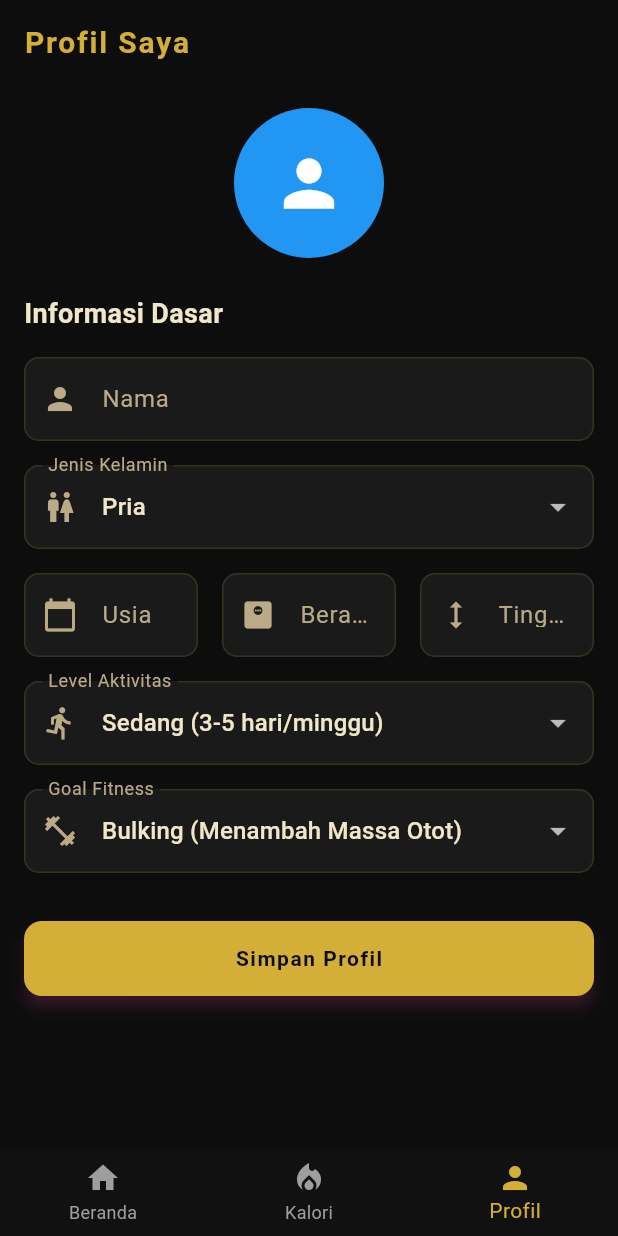
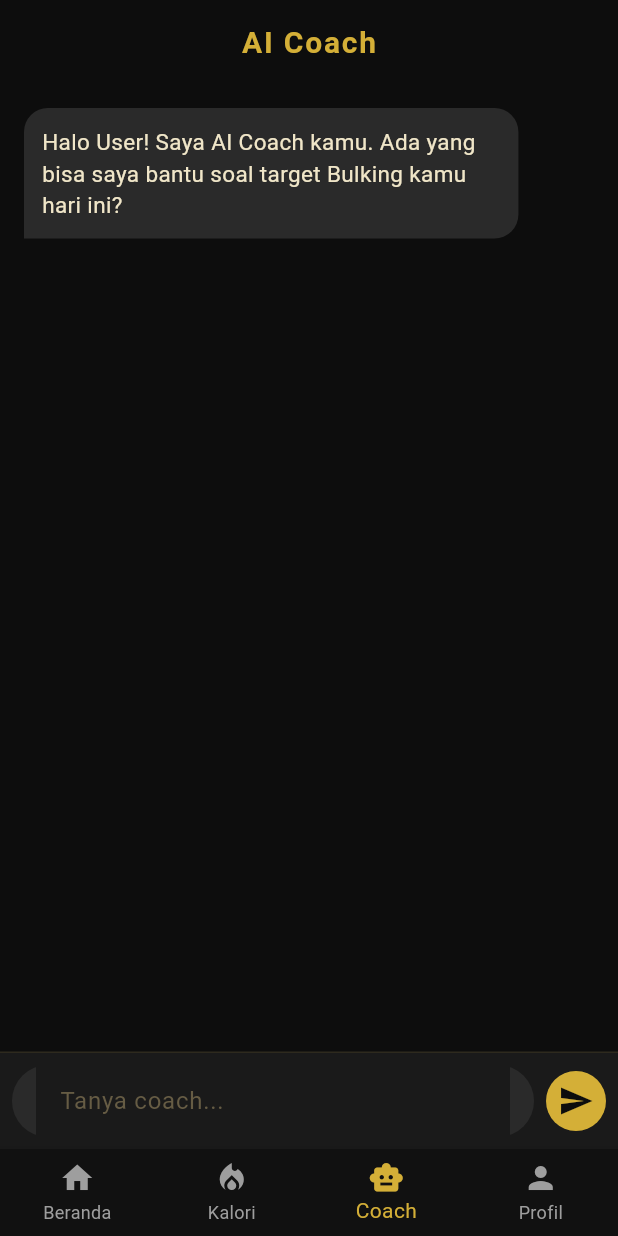
Before and after one commit to ariqhidayat17/healthy-kalori, a Flutter app: the screen it shows after launch, item 3 of the bottom bar chosen, on a phone screen of 412 x 824 dp. Run offline on Flutter 3.47's test engine with Material 3 defaults, Android fonts, the phone set to English and light mode, and no system bars; our stand-ins replace flutter_local_notifications, shared_preferences, sqflite, timezone; accounts and stored records are empty.

Commit message:
feat: implement AI Coach feature using Groq API and integrate into main navigation

```diff
--- /dev/null
+++ b/flutter_application_1/lib/screens/ai_coach_screen.dart
@@ -0,0 +1,189 @@
+import 'package:flutter/material.dart';
+import 'package:shared_preferences/shared_preferences.dart';
+import 'package:provider/provider.dart';
+import '../services/groq_service.dart';
+import '../models/calorie_provider.dart';
+
+class AiCoachScreen extends StatefulWidget {
+  const AiCoachScreen({super.key});
+
+  @override
+  State<AiCoachScreen> createState() => _AiCoachScreenState();
+}
+
+class _AiCoachScreenState extends State<AiCoachScreen> {
+  final TextEditingController _controller = TextEditingController();
+  final GroqService _groqService = GroqService();
+  final List<Map<String, String>> _messages = [];
+  bool _isLoading = false;
+
+  @override
+  void initState() {
+    super.initState();
+    _initSystemPrompt();
+  }
+
+  Future<void> _initSystemPrompt() async {
+    final prefs = await SharedPreferences.getInstance();
+    final name = prefs.getString('name') ?? 'User';
+    final age = prefs.getInt('age') ?? 0;
+    final weight = prefs.getDouble('weight') ?? 0.0;
+    final height = prefs.getDouble('height') ?? 0.0;
+    final gender = prefs.getString('gender') ?? 'Pria';
+    final activityLevel = prefs.getString('activity_level') ?? 'Sedang';
+    final goal = prefs.getString('goal') ?? 'Bulking';
+
+    // Provide general context to system (hidden from UI)
+    _messages.add({
+      "role": "system",
+      "content": "Kamu adalah AI Coach khusus binaraga (bodybuilding) profesional. "
+          "Nama user: $name, Umur: $age, Berat: $weight kg, Tinggi: $height cm, Gender: $gender, Target: $goal. "
+          "Berikan saran yang sangat spesifik, ilmiah, dan berikan porsi/saran otot dengan bahasa Indonesia yang asik, ramah profesional."
+    });
+
+    setState(() {
+      _messages.add({
+        "role": "assistant",
+        "content": "Halo $name! Saya AI Coach kamu. Ada yang bisa saya bantu soal target $goal kamu hari ini?",
+      });
+    });
+  }
+
+  void _sendMessage() async {
+    final text = _controller.text.trim();
+    if (text.isEmpty) return;
+
+    _controller.clear();
+
+    final calorieProvider = context.read<CalorieProvider>();
+    // Menambahkan konteks tambahan pada pesan pengguna ke AI (tersembunyi dari UI)
+    final promptWithStats = "$text\n(Konteks: Hari ini user sudah mengonsumsi ${calorieProvider.totalConsumedCalories} kkal, ${calorieProvider.totalConsumedProtein}g protein, ${calorieProvider.totalConsumedCarbs}g karbo, dan ${calorieProvider.totalConsumedFats}g lemak.)";
+
+    setState(() {
+      _messages.add({"role": "user", "content": text});
+      _isLoading = true;
+    });
+
+    // Salin pesan yang akan dikirim ke API
+    final apiMessages = List<Map<String, String>>.from(_messages);
+
+    // Ganti indeks terakhir (pesan user aslinya) dengan pesan + stats
+    apiMessages.removeLast();
+    apiMessages.add({"role": "user", "content": promptWithStats});
+
+    final response = await _groqService.getChatResponse(apiMessages);
+
+    setState(() {
+      // Hilangkan tag/notes dari bot di UI jika AI memberikannya secara sadar
+      _messages.add({"role": "assistant", "content": response});
+      _isLoading = false;
+    });
+  }
+
+  @override
+  Widget build(BuildContext context) {
+    // Sembunyikan prompt sistem agar tidak muncul di daftar obrolan
+    final displayMessages = _messages.where((m) => m['role'] != 'system').toList();
+
+    return Scaffold(
+      appBar: AppBar(
+        title: const Text('AI Coach'),
+        centerTitle: true,
+      ),
+      body: Column(
+        children: [
+          Expanded(
+            child: ListView.builder(
+              padding: const EdgeInsets.all(16.0),
+              itemCount: displayMessages.length,
+              itemBuilder: (context, index) {
+                final isUser = displayMessages[index]['role'] == 'user';
+                return _buildMessageBubble(displayMessages[index]['content']!, isUser);
+              },
+            ),
+          ),
+          if (_isLoading)
+             const Padding(
+               padding: EdgeInsets.all(8.0),
+               child: CircularProgressIndicator()
+             ),
+          _buildInputArea(),
+        ],
+      ),
+    );
+  }
+
+  Widget _buildMessageBubble(String content, bool isUser) {
+    return Align(
+      alignment: isUser ? Alignment.centerRight : Alignment.centerLeft,
+      child: Container(
+        margin: const EdgeInsets.only(bottom: 12),
+        padding: const EdgeInsets.all(12),
+        constraints: BoxConstraints(
+          maxWidth: MediaQuery.of(context).size.width * 0.8,
+        ),
+        decoration: BoxDecoration(
+          color: isUser ? const Color(0xFFD4AF37) : const Color(0xFF2A2A2A),
+          borderRadius: BorderRadius.only(
+            topLeft: const Radius.circular(16),
+            topRight: const Radius.circular(16),
+            bottomLeft: isUser ? const Radius.circular(16) : const Radius.circular(0),
+            bottomRight: isUser ? const Radius.circular(0) : const Radius.circular(16),
+          ),
+        ),
+        child: Text(
+          content,
+          style: TextStyle(
+            color: isUser ? const Color(0xFF0D0D0D) : const Color(0xFFF0E6C8),
+            fontSize: 15,
+          ),
+        ),
+      ),
+    );
+  }
+
+  Widget _buildInputArea() {
+    return Container(
+      padding: const EdgeInsets.symmetric(horizontal: 8.0, vertical: 8.0).copyWith(
+        bottom: MediaQuery.of(context).padding.bottom + 8.0,
+      ),
+      decoration: const BoxDecoration(
+        color: Color(0xFF1A1A1A),
+        border: Border(top: BorderSide(color: Color(0xFF2E2A1E), width: 1)),
+      ),
+      child: Row(
+        children: [
+          Expanded(
+            child: Container(
+              padding: const EdgeInsets.symmetric(horizontal: 16),
+              decoration: BoxDecoration(
+                color: const Color(0xFF2A2A2A),
+                borderRadius: BorderRadius.circular(24),
+              ),
+              child: TextField(
+                controller: _controller,
+                style: const TextStyle(color: Color(0xFFF0E6C8)),
+                decoration: const InputDecoration(
+                  hintText: 'Tanya coach...',
+                  hintStyle: TextStyle(color: Color(0xFF665C44)),
+                  border: InputBorder.none,
+                  enabledBorder: InputBorder.none,
+                  focusedBorder: InputBorder.none,
+                ),
+                onSubmitted: (_) => _sendMessage(),
+              ),
+            ),
+          ),
+          const SizedBox(width: 8),
+          CircleAvatar(
+            backgroundColor: const Color(0xFFD4AF37),
+            child: IconButton(
+              icon: const Icon(Icons.send, color: Color(0xFF0D0D0D)),
+              onPressed: _isLoading ? null : _sendMessage,
+            ),
+          ),
+        ],
+      ),
+    );
+  }
+}
--- a/flutter_application_1/lib/screens/main_screen.dart
+++ b/flutter_application_1/lib/screens/main_screen.dart
@@ -2,6 +2,7 @@ import 'package:flutter/material.dart';
 import 'home_screen.dart';
 import 'calorie_tracker_screen.dart';
 import 'profile_screen.dart';
+import 'ai_coach_screen.dart';
 
 class MainScreen extends StatefulWidget {
   final int initialIndex;
@@ -25,7 +26,8 @@ class _MainScreenState extends State<MainScreen> {
   List<Widget> get _screens => [
     const HomeScreen(),
     const CalorieTrackerScreen(),
-    const ProfileScreen(),
+    const AiCoachScreen(), // Tab 3: AI Coach
+    const ProfileScreen(), // Tab 4: Profil
   ];
 
   void _onItemTapped(int index) {
@@ -52,6 +54,10 @@ class _MainScreenState extends State<MainScreen> {
             label: 'Kalori',
           ),
           BottomNavigationBarItem(
+            icon: Icon(Icons.smart_toy),
+            label: 'Coach',
+          ),
+          BottomNavigationBarItem(
             icon: Icon(Icons.person),
             label: 'Profil',
           ),
--- a/flutter_application_1/pubspec.yaml
+++ b/flutter_application_1/pubspec.yaml
@@ -38,6 +38,7 @@ dependencies:
   provider: ^6.1.1
   flutter_local_notifications: ^18.0.1
   timezone: ^0.9.4
+  http: ^1.2.0
 
   # The following adds the Cupertino Icons font to your application.
   # Use with the CupertinoIcons class for iOS style icons.
```
Also changed, not shown: flutter_application_1/lib/services/groq_service.dart (added, +33 -0 lines), flutter_application_1/pubspec.lock, 1 other file.
